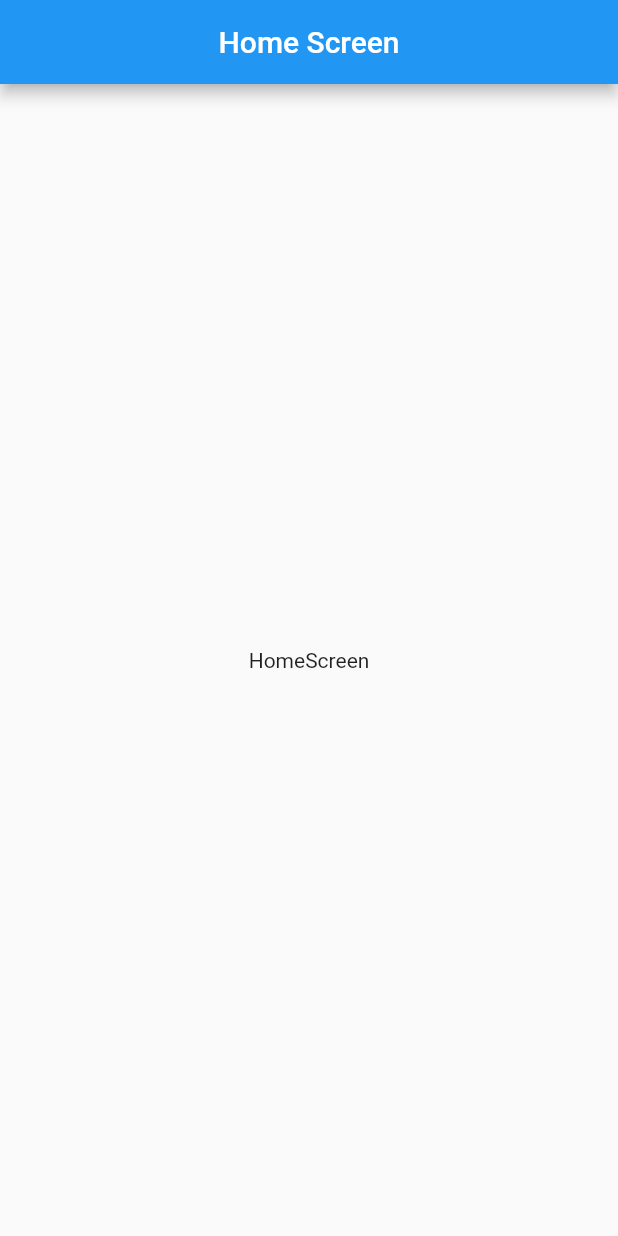
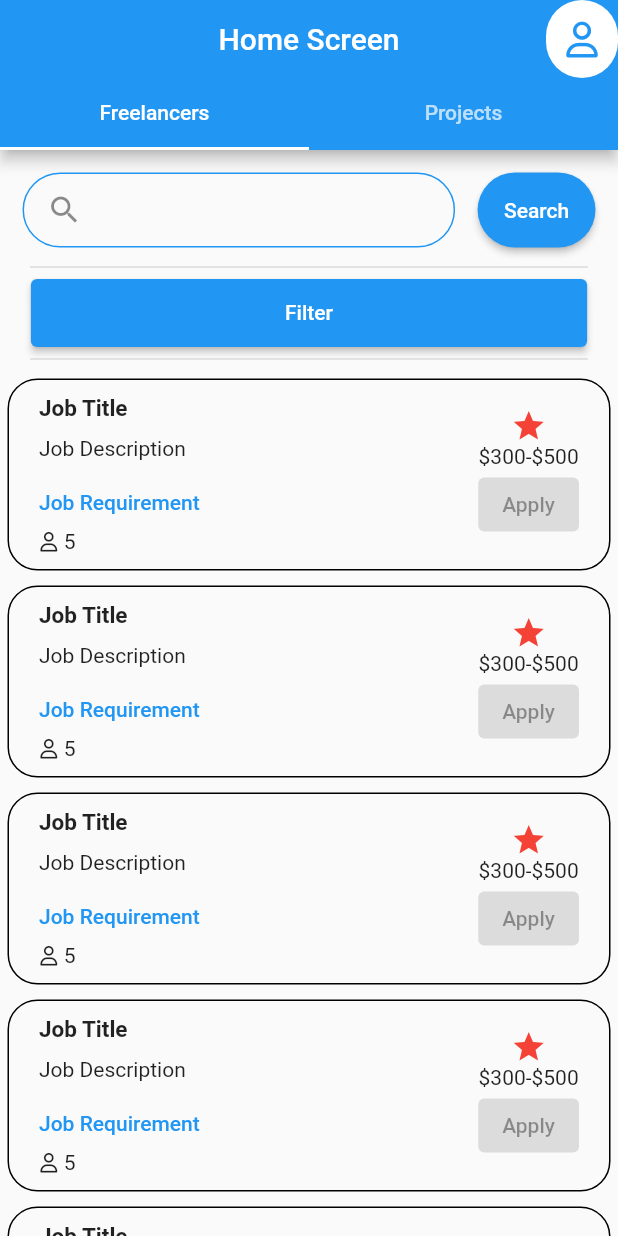
Before and after one commit to Freelancer-s-mobile-Application/Freelancer-s-mobile-Application, a Flutter app: the MainScreen screen opened directly, on a phone screen of 412 x 824 dp. Run offline on Flutter 3.47's test engine with Material 2 defaults, Android fonts, the phone set to English and light mode, and no system bars; our stand-ins replace cloud_firestore, firebase_auth, firebase_core, flutter_riverpod, flutter_staggered_animations, font_awesome_flutter and 1 more; accounts and stored records are empty; network calls fail.

Commit message:
update project structure tree, add Home Screen

```diff
--- a/freelancer_system/lib/components/general_provider.dart
+++ b/freelancer_system/lib/components/general_provider.dart
@@ -2,3 +2,5 @@ import 'package:flutter_riverpod/flutter_riverpod.dart';
 import 'package:google_sign_in/google_sign_in.dart';
 
 final googleSignInProvider = StateProvider((_) => GoogleSignIn());
+
+final userProvider = StateProvider((_) => false);
--- a/freelancer_system/lib/home/components/global.dart
+++ b/freelancer_system/lib/components/global.dart
@@ -1,8 +1,8 @@
+// ignore_for_file: avoid_print
+
 import 'package:cloud_firestore/cloud_firestore.dart';
-import 'package:firebase_core/firebase_core.dart';
-import 'package:flutter/material.dart';
 
-import '../../models/User.dart';
+import '../models/User.dart';
 
 Future getUser() async {
   List<User> users = [];
@@ -13,14 +13,13 @@ Future getUser() async {
         // e.id; get id
         final data = e.data();
         User user = User.fromMap(data);
-        print(user.toString());
         users.add(user);
       }
     },
     onError: (e) => print("Error getting document: $e"),
   );
 
-  users.forEach((element) {
+  for (var element in users) {
     print(element.email);
-  });
+  }
 }
--- a/freelancer_system/lib/home/home_screen.dart
+++ /dev/null
@@ -1,18 +0,0 @@
-import 'package:flutter/material.dart';
-
-class HomeScreen extends StatelessWidget {
-  const HomeScreen({Key? key}) : super(key: key);
-
-  @override
-  Widget build(BuildContext context) {
-    return Scaffold(
-      appBar: AppBar(
-        title: const Text('Home Screen'),
-        centerTitle: true,
-      ),
-      body: const Center(
-        child: Text('HomeScreen'),
-      ),
-    );
-  }
-}
--- a/freelancer_system/lib/main.dart
+++ b/freelancer_system/lib/main.dart
@@ -1,32 +1,31 @@
-import 'dart:js_util';
+// ignore_for_file: use_key_in_widget_constructors, empty_catches
 
 import 'package:firebase_auth/firebase_auth.dart';
 import 'package:firebase_core/firebase_core.dart';
 import 'package:flutter/material.dart';
 import 'package:flutter_riverpod/flutter_riverpod.dart';
-import 'package:freelancer_system/services/UserService.dart';
+import 'package:freelancer_system/screens/home/home_screen.dart';
+import 'package:freelancer_system/screens/profile/profile.dart';
 
+import 'components/general_provider.dart';
 import 'firebase_options.dart';
-import 'home/components/global.dart';
-import 'home/components/login.dart';
-import 'home/home_screen.dart';
+import 'screens/home/components/user_icon.dart';
 
 void main() async {
   WidgetsFlutterBinding.ensureInitialized();
-
-  await Firebase.initializeApp(
-    options: DefaultFirebaseOptions.currentPlatform,
-  );
+  try {
+    await Firebase.initializeApp(
+      options: DefaultFirebaseOptions.currentPlatform,
+    );
+  } catch (e) {}
   runApp(ProviderScope(child: MyApp()));
 }
 
 final navKey = GlobalKey<NavigatorState>();
 
 class MyApp extends StatelessWidget {
-  late UserService userService;
   @override
   Widget build(BuildContext context) {
-    getUser();
     return MaterialApp(
       debugShowCheckedModeBanner: false,
       title: 'Material App',
@@ -37,21 +36,55 @@ class MyApp extends StatelessWidget {
 }
 
 class MainScreen extends StatelessWidget {
-  const MainScreen();
+  const MainScreen({Key? key}) : super(key: key);
 
   @override
   Widget build(BuildContext context) {
-    return StreamBuilder(
-      stream: FirebaseAuth.instance.authStateChanges(),
-      builder: (context, snap) {
-        if (snap.connectionState == ConnectionState.waiting) {
-          return const Center(child: CircularProgressIndicator());
-        } else if (snap.hasData) {
-          return const HomeScreen();
-        } else {
-          return const LoginScreen();
-        }
-      },
+    return DefaultTabController(
+      length: screenList.length,
+      child: Scaffold(
+        appBar: const HomeAppBar(),
+        body: TabBarView(children: [...screenList.toList()]),
+      ),
     );
   }
 }
+
+List<Widget> screenList = [
+  const HomeScreen(),
+  const ProfileScreen(),
+  //const SettingScreen(),
+];
+
+class HomeAppBar extends ConsumerWidget with PreferredSizeWidget {
+  const HomeAppBar();
+
+  @override
+  Widget build(BuildContext context, WidgetRef ref) {
+    final user = ref.watch(userProvider);
+    return AppBar(
+      title: const Text('Home Screen'),
+      centerTitle: true,
+      actions: [
+        if (user)
+          CircleAvatar(
+            backgroundColor: Colors.white,
+            child: Image.network(
+                FirebaseAuth.instance.currentUser!.photoURL.toString()),
+          ),
+        if (!user) const UserLoggedInIcon(),
+      ],
+      bottom: const TabBar(tabs: [
+        Tab(
+          text: 'Freelancers',
+        ),
+        Tab(
+          text: 'Projects',
+        ),
+      ]),
+    );
+  }
+
+  @override
+  Size get preferredSize => const Size.fromHeight(100);
+}
--- a/freelancer_system/lib/models/User.dart
+++ b/freelancer_system/lib/models/User.dart
@@ -1,4 +1,5 @@
-// ignore_for_file: public_member_api_docs, sort_constructors_first
+// ignore_for_file: file_names
+
 import 'dart:convert';
 
 class User {
--- /dev/null
+++ b/freelancer_system/lib/screens/home/components/post_tile.dart
@@ -0,0 +1,80 @@
+import 'package:flutter/material.dart';
+import 'package:font_awesome_flutter/font_awesome_flutter.dart';
+
+class PostTile extends StatelessWidget {
+  const PostTile({Key? key}) : super(key: key);
+
+  @override
+  Widget build(BuildContext context) {
+    return InkWell(
+      onTap: () {
+        //TO-DO Go to Post Detail
+      },
+      child: Padding(
+        padding: const EdgeInsets.all(5),
+        child: Container(
+          padding: const EdgeInsets.symmetric(horizontal: 20, vertical: 10),
+          width: MediaQuery.of(context).size.width * 0.95,
+          decoration: BoxDecoration(
+            borderRadius: BorderRadius.circular(20),
+            border: Border.all(),
+          ),
+          child: Row(
+            mainAxisAlignment: MainAxisAlignment.spaceBetween,
+            children: [
+              Column(
+                crossAxisAlignment: CrossAxisAlignment.start,
+                children: [
+                  const Text(
+                    'Job Title',
+                    style: TextStyle(fontWeight: FontWeight.bold, fontSize: 15),
+                  ),
+                  const Padding(
+                    padding: EdgeInsets.symmetric(vertical: 10),
+                    child: Text(
+                      'Job Description',
+                      maxLines: 5,
+                    ),
+                  ),
+                  TextButton(
+                    onPressed: () {
+                      //TODO Go to Requirement filter
+                    },
+                    style: TextButton.styleFrom(
+                      minimumSize: Size.zero,
+                      padding: const EdgeInsets.symmetric(vertical: 10),
+                      tapTargetSize: MaterialTapTargetSize.shrinkWrap,
+                    ),
+                    child: const Text('Job Requirement'),
+                  ),
+                  Row(
+                    children: const [
+                      Icon(
+                        FontAwesomeIcons.user,
+                        size: 13,
+                      ),
+                      Text(' 5')
+                    ],
+                  ),
+                ],
+              ),
+              Column(
+                children: const [
+                  Icon(
+                    Icons.star,
+                    color: Colors.red,
+                  ),
+                  Text('\$300-\$500'),
+                  ElevatedButton(
+                    onPressed: null,
+                    child: Text('Apply'),
+                  ),
+                ],
+              )
+            ],
+          ),
+        ),
+      ),
+    );
+  }
+}
--- /dev/null
+++ b/freelancer_system/lib/screens/home/components/search_bar.dart
@@ -0,0 +1,47 @@
+import 'package:flutter/material.dart';
+
+class SearchBar extends StatelessWidget {
+  const SearchBar({
+    Key? key,
+  }) : super(key: key);
+
+  @override
+  Widget build(BuildContext context) {
+    Size size = MediaQuery.of(context).size;
+    return Padding(
+      padding: const EdgeInsets.only(top: 15, left: 15, right: 15, bottom: 5),
+      child: Row(
+        mainAxisAlignment: MainAxisAlignment.spaceAround,
+        children: [
+          Container(
+            width: size.width * 0.7,
+            decoration: BoxDecoration(
+              borderRadius: BorderRadius.circular(30),
+              border: Border.all(color: Colors.blue),
+            ),
+            padding: const EdgeInsets.symmetric(horizontal: 15),
+            child: const TextField(
+              style: TextStyle(color: Colors.white, fontSize: 20),
+              decoration: InputDecoration(
+                focusedBorder: InputBorder.none,
+                enabledBorder: InputBorder.none,
+                icon: Icon(Icons.search),
+              ),
+            ),
+          ),
+          const SizedBox(width: 15),
+          Expanded(
+            child: ElevatedButton(
+              style: ElevatedButton.styleFrom(
+                shape: const StadiumBorder(),
+                minimumSize: const Size.fromHeight(50),
+              ),
+              onPressed: () {},
+              child: const Text('Search'),
+            ),
+          ),
+        ],
+      ),
+    );
+  }
+}
--- /dev/null
+++ b/freelancer_system/lib/screens/home/components/user_icon.dart
@@ -0,0 +1,37 @@
+import 'package:flutter/material.dart';
+import 'package:font_awesome_flutter/font_awesome_flutter.dart';
+
+import '../../../services/login.dart';
+
+class UserLoggedInIcon extends StatelessWidget {
+  const UserLoggedInIcon({
+    Key? key,
+  }) : super(key: key);
+
+  @override
+  Widget build(BuildContext context) {
+    return Container(
+      decoration: const BoxDecoration(
+          color: Colors.white,
+          borderRadius: BorderRadius.all(Radius.circular(50))),
+      child: IconButton(
+          onPressed: () {
+            Size size = MediaQuery.of(context).size;
+            showDialog(
+              context: context,
+              builder: (context) => AlertDialog(
+                content: SizedBox(
+                  height: size.height * 0.6,
+                  width: size.width * 0.9,
+                  child: const LoginScreen(),
+                ),
+              ),
+            );
+          },
+          icon: const Icon(
+            FontAwesomeIcons.user,
+            color: Colors.blue,
+          )),
+    );
+  }
+}
--- /dev/null
+++ b/freelancer_system/lib/screens/home/home_screen.dart
@@ -0,0 +1,70 @@
+import 'package:flutter/material.dart';
+import 'package:flutter_staggered_animations/flutter_staggered_animations.dart';
+
+import 'components/post_tile.dart';
+import 'components/search_bar.dart';
+
+class HomeScreen extends StatelessWidget {
+  const HomeScreen({Key? key}) : super(key: key);
+
+  @override
+  Widget build(BuildContext context) {
+    return const HomeBody();
+  }
+}
+
+class HomeBody extends StatelessWidget {
+  const HomeBody({
+    Key? key,
+  }) : super(key: key);
+
+  @override
+  Widget build(BuildContext context) {
+    Size size = MediaQuery.of(context).size;
+    List list = [1, 2, 3, 4, 5];
+    return SingleChildScrollView(
+      child: Column(
+        children: [
+          const SearchBar(),
+          const Divider(thickness: 1, indent: 20, endIndent: 20),
+          SizedBox(
+            width: size.width * 0.9,
+            height: size.height * 0.055,
+            child: ElevatedButton(
+              onPressed: () {},
+              child: const Text('Filter'),
+            ),
+          ),
+          const Divider(thickness: 1, indent: 20, endIndent: 20),
+          LIstViewBuild(list),
+        ],
+      ),
+    );
+  }
+}
+
+class LIstViewBuild extends StatefulWidget {
+  const LIstViewBuild(this.list);
+
+  final List list;
+
+  @override
+  State<LIstViewBuild> createState() => _LIstViewBuildState();
+}
+
+class _LIstViewBuildState extends State<LIstViewBuild> {
+  @override
+  Widget build(BuildContext context) {
+    return ListView.builder(
+      physics: const NeverScrollableScrollPhysics(),
+      shrinkWrap: true,
+      itemCount: widget.list.length,
+      itemBuilder: (BuildContext context, int index) {
+        return AnimationConfiguration.staggeredList(
+          position: widget.list[index],
+          child: const PostTile(),
+        );
+      },
+    );
+  }
+}
--- /dev/null
+++ b/freelancer_system/lib/screens/profile/components/user_tile.dart
@@ -0,0 +1,48 @@
+import 'package:flutter/material.dart';
+
+class UserTile extends StatelessWidget {
+  const UserTile({
+    Key? key,
+  }) : super(key: key);
+
+  @override
+  Widget build(BuildContext context) {
+    return ListTile(
+      textColor: Colors.black,
+      leading: Container(
+        decoration: BoxDecoration(border: Border.all()),
+        child: const Icon(Icons.flutter_dash, size: 50),
+      ),
+      title: const Text('Lung N, @hung123'),
+      subtitle: RichText(
+        text: const TextSpan(
+          style: TextStyle(letterSpacing: 1),
+          children: [
+            WidgetSpan(
+              child: Icon(
+                Icons.star,
+                color: Colors.yellow,
+              ),
+            ),
+            TextSpan(text: ' 5.0', style: TextStyle(color: Colors.black)),
+            WidgetSpan(child: SizedBox(width: 20)),
+            WidgetSpan(
+              child: Icon(
+                Icons.location_city,
+                color: Colors.blue,
+              ),
+            ),
+            TextSpan(text: ' HCM City', style: TextStyle(color: Colors.black)),
+          ],
+        ),
+      ),
+      trailing: GestureDetector(
+        onTap: () {},
+        child: const Icon(
+          Icons.star,
+          color: Colors.red,
+        ),
+      ),
+    );
+  }
+}
--- /dev/null
+++ b/freelancer_system/lib/screens/profile/profile.dart
@@ -0,0 +1,12 @@
+import 'package:flutter/material.dart';
+
+class ProfileScreen extends StatelessWidget {
+  const ProfileScreen({Key? key}) : super(key: key);
+
+  @override
+  Widget build(BuildContext context) {
+    return const Center(
+      child: Text('Profile'),
+    );
+  }
+}
--- /dev/null
+++ b/freelancer_system/lib/screens/settings/settings.dart
@@ -0,0 +1,12 @@
+import 'package:flutter/material.dart';
+
+class SettingScreen extends StatelessWidget {
+  const SettingScreen({Key? key}) : super(key: key);
+
+  @override
+  Widget build(BuildContext context) {
+    return const Center(
+      child: Text('Setting'),
+    );
+  }
+}
--- a/freelancer_system/lib/services/UserService.dart
+++ b/freelancer_system/lib/services/UserService.dart
@@ -1,4 +1,4 @@
-import 'dart:js_util';
+// ignore_for_file: file_names, avoid_print
 
 import 'package:cloud_firestore/cloud_firestore.dart';
 
--- a/freelancer_system/lib/home/components/login.dart
+++ b/freelancer_system/lib/services/login.dart
@@ -1,11 +1,13 @@
+import 'dart:developer';
+
 import 'package:firebase_auth/firebase_auth.dart';
 import 'package:flutter/material.dart';
 import 'package:flutter_riverpod/flutter_riverpod.dart';
 import 'package:font_awesome_flutter/font_awesome_flutter.dart';
 import 'package:google_sign_in/google_sign_in.dart';
 
-import '../../components/general_provider.dart';
-import '../../main.dart';
+import '../components/general_provider.dart';
+import '../main.dart';
 
 class LoginScreen extends ConsumerWidget {
   const LoginScreen({Key? key}) : super(key: key);
@@ -34,7 +36,7 @@ class LoginScreen extends ConsumerWidget {
               width: MediaQuery.of(context).size.width * 0.7,
               child: ElevatedButton.icon(
                 onPressed: () {
-                  signInWithGoogle(context, ggLogin);
+                  signInWithGoogle(context, ggLogin, ref);
                 },
                 style: ElevatedButton.styleFrom(
                   primary: Colors.white,
@@ -54,7 +56,8 @@ class LoginScreen extends ConsumerWidget {
     );
   }
 
-  Future signInWithGoogle(BuildContext context, GoogleSignIn gg) async {
+  Future signInWithGoogle(
+      BuildContext context, GoogleSignIn gg, WidgetRef ref) async {
     try {
       final ggSignIn = gg;
       showDialog(
@@ -81,9 +84,10 @@ class LoginScreen extends ConsumerWidget {
         ),
       );
       await FirebaseAuth.instance.signInWithCredential(credential);
+      ref.read(userProvider.notifier).state = true;
       navKey.currentState!.popUntil((route) => route.isFirst);
     } on FirebaseAuthException catch (e) {
-      print(e);
+      log(e.toString());
     }
   }
 }
```
Also changed, not shown: freelancer_system/pubspec.yaml (+12 -15 lines), freelancer_system/pubspec.lock, 1 other file.
